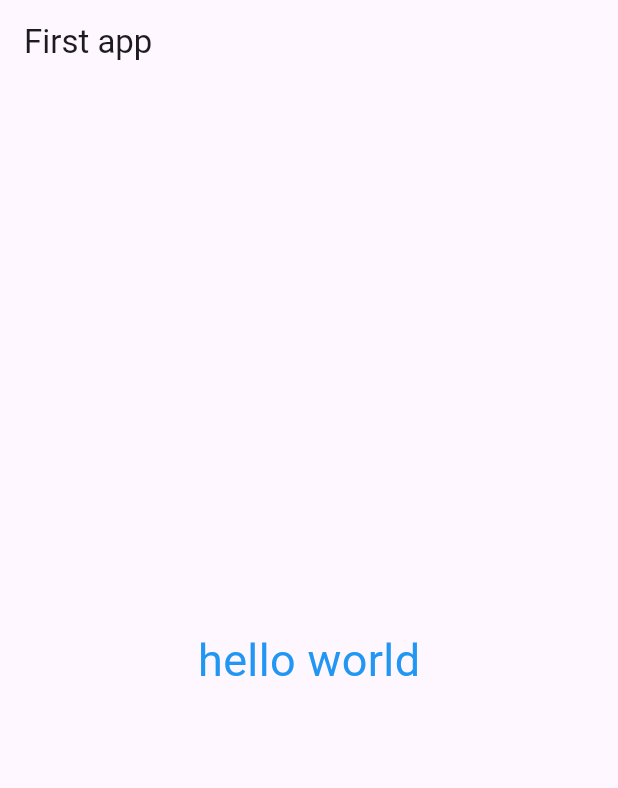
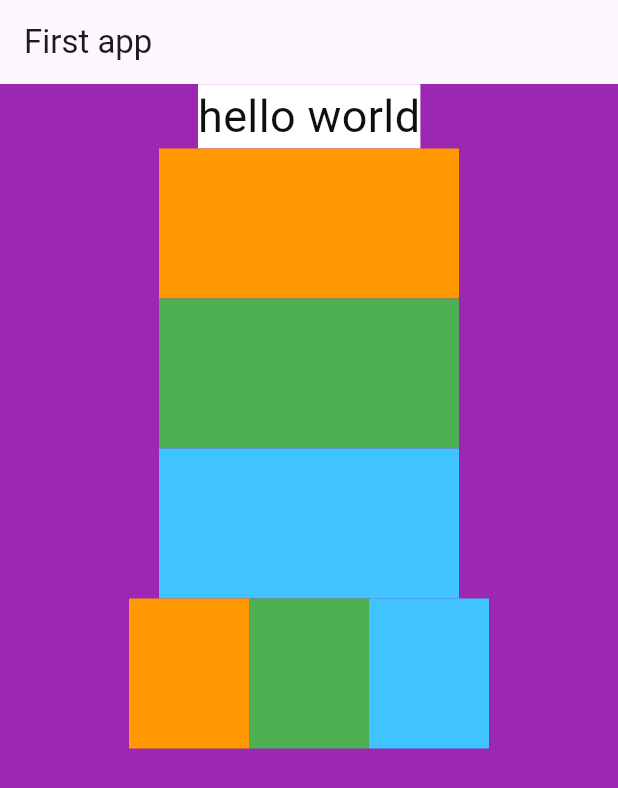
Before and after one commit to SamikshaBhandari/flutter, a Flutter app: the screen it shows after launch, on a phone screen of 412 x 824 dp. Shown: the top 788 px of the screen. Run offline on Flutter 3.47's test engine with Material 3 defaults, Android fonts, the phone set to English and light mode, and no system bars.

Commit message:
refactor: restructure main app into MyApp and HomePage classes

```diff
--- a/lib/main.dart
+++ b/lib/main.dart
@@ -1,17 +1,58 @@
 import 'package:flutter/material.dart';
 
 void main() {
-  runApp(
-    MaterialApp(
-      home: Scaffold(
-        appBar: AppBar(title: Text("First app")),
-        body: Center(
-          child: Text(
-            "hello world",
-            style: TextStyle(fontSize: 30, color: Colors.blue),
-          ),
+  runApp(MyApp());
+}
+
+class MyApp extends StatelessWidget {
+  const MyApp({super.key});
+
+  @override
+  Widget build(BuildContext context) {
+    return MaterialApp(home: HomePage());
+  }
+}
+
+class HomePage extends StatelessWidget {
+  const HomePage({super.key});
+
+  @override
+  Widget build(BuildContext context) {
+    return Scaffold(
+      appBar: AppBar(title: Text("First app")),
+      body: Container(
+        color: Colors.purple,
+        width: double.maxFinite,
+        child: Column(
+          mainAxisAlignment: MainAxisAlignment.start,
+          crossAxisAlignment: CrossAxisAlignment.center,
+          children: [
+            Text(
+              "hello world",
+              style: TextStyle(
+                fontSize: 30,
+                color: const Color.fromARGB(255, 13, 15, 17),
+                backgroundColor: Colors.white,
+              ),
+            ),
+            Container(height: 100, width: 200, color: Colors.orange),
+            Container(height: 100, width: 200, color: Colors.green),
+            Container(height: 100, width: 200, color: Colors.lightBlueAccent),
+            Row(
+              mainAxisAlignment: MainAxisAlignment.center,
+              children: [
+                Container(height: 100, width: 80, color: Colors.orange),
+                Container(height: 100, width: 80, color: Colors.green),
+                Container(
+                  height: 100,
+                  width: 80,
+                  color: Colors.lightBlueAccent,
+                ),
+              ],
+            ),
+          ],
         ),
       ),
-    ),
-  );
+    );
+  }
 }
```
